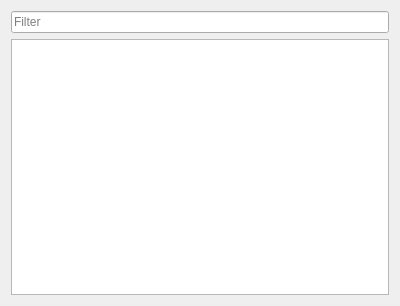
Above: src/app/gui/filelist.ui from plooorp/qTaggle before the change. Below: the same form after it.
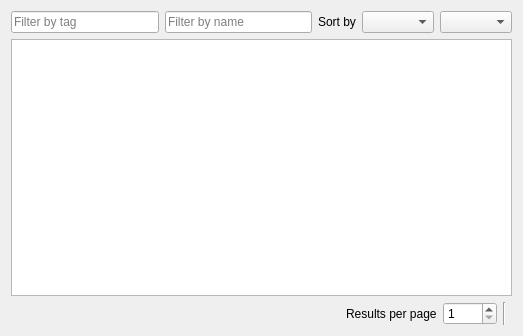
That is the form after the change. Icons and pictures are not drawn. Custom widgets are drawn as their Qt base class.

```diff
--- a/src/app/gui/filelist.ui
+++ b/src/app/gui/filelist.ui
@@ -6,8 +6,8 @@
    <rect>
     <x>0</x>
     <y>0</y>
-    <width>400</width>
-    <height>306</height>
+    <width>523</width>
+    <height>336</height>
    </rect>
   </property>
   <property name="windowTitle">
@@ -15,10 +15,48 @@
   </property>
   <layout class="QVBoxLayout" name="verticalLayout">
    <item>
-    <widget class="QLineEdit" name="lineEdit">
-     <property name="placeholderText">
-      <string>Filter</string>
-     </property>
+    <widget class="QWidget" name="widget" native="true">
+     <layout class="QHBoxLayout" name="horizontalLayout">
+      <property name="leftMargin">
+       <number>0</number>
+      </property>
+      <property name="topMargin">
+       <number>0</number>
+      </property>
+      <property name="rightMargin">
+       <number>0</number>
+      </property>
+      <property name="bottomMargin">
+       <number>0</number>
+      </property>
+      <item>
+       <widget class="TagLineEdit" name="tagLineEdit">
+        <property name="placeholderText">
+         <string>Filter by tag</string>
+        </property>
+       </widget>
+      </item>
+      <item>
+       <widget class="QLineEdit" name="nameLineEdit">
+        <property name="placeholderText">
+         <string>Filter by name</string>
+        </property>
+       </widget>
+      </item>
+      <item>
+       <widget class="QLabel" name="label_2">
+        <property name="text">
+         <string>Sort by</string>
+        </property>
+       </widget>
+      </item>
+      <item>
+       <widget class="QComboBox" name="sortBy"/>
+      </item>
+      <item>
+       <widget class="QComboBox" name="sortOrder"/>
+      </item>
+     </layout>
     </widget>
    </item>
    <item>
@@ -33,11 +71,66 @@
       <enum>QAbstractItemView::SelectionMode::ExtendedSelection</enum>
      </property>
      <property name="rootIsDecorated">
-      <bool>true</bool>
+      <bool>false</bool>
      </property>
-     <property name="sortingEnabled">
-      <bool>true</bool>
-     </property>
+    </widget>
+   </item>
+   <item>
+    <widget class="QWidget" name="widget_2" native="true">
+     <layout class="QHBoxLayout" name="horizontalLayout_2">
+      <property name="leftMargin">
+       <number>0</number>
+      </property>
+      <property name="topMargin">
+       <number>0</number>
+      </property>
+      <property name="rightMargin">
+       <number>0</number>
+      </property>
+      <property name="bottomMargin">
+       <number>0</number>
+      </property>
+      <item>
+       <spacer name="horizontalSpacer">
+        <property name="orientation">
+         <enum>Qt::Orientation::Horizontal</enum>
+        </property>
+        <property name="sizeHint" stdset="0">
+         <size>
+          <width>40</width>
+          <height>20</height>
+         </size>
+        </property>
+       </spacer>
+      </item>
+      <item>
+       <widget class="QLabel" name="label">
+        <property name="text">
+         <string>Results per page</string>
+        </property>
+       </widget>
+      </item>
+      <item>
+       <widget class="QSpinBox" name="resultsPerPage">
+        <property name="minimum">
+         <number>1</number>
+        </property>
+        <property name="maximum">
+         <number>4096</number>
+        </property>
+       </widget>
+      </item>
+      <item>
+       <widget class="Line" name="line">
+        <property name="orientation">
+         <enum>Qt::Orientation::Vertical</enum>
+        </property>
+       </widget>
+      </item>
+      <item>
+       <widget class="Paginator" name="paginator" native="true"/>
+      </item>
+     </layout>
     </widget>
    </item>
   </layout>
@@ -89,6 +182,19 @@
    </property>
   </action>
  </widget>
+ <customwidgets>
+  <customwidget>
+   <class>TagLineEdit</class>
+   <extends>QLineEdit</extends>
+   <header>app/gui/helper/taglineedit.h</header>
+  </customwidget>
+  <customwidget>
+   <class>Paginator</class>
+   <extends>QWidget</extends>
+   <header>app/gui/helper/paginator.h</header>
+   <container>1</container>
+  </customwidget>
+ </customwidgets>
  <resources/>
  <connections/>
 </ui>
```
